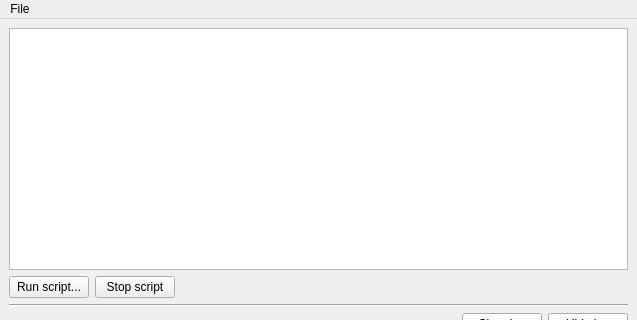
DavidJCobb/DovahKit, file native/src/DovahKit/ui/main_window/script_window_single.ui: the form before one commit; both pictures show x 0 to 637 and y 0 to 320 of the 637 by 613 pixel window.
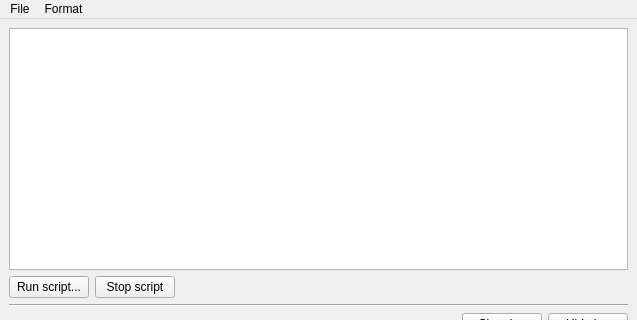
The form after the commit.

Patch:
```diff
--- a/native/src/DovahKit/ui/main_window/script_window_single.ui
+++ b/native/src/DovahKit/ui/main_window/script_window_single.ui
@@ -145,7 +145,14 @@
     <addaction name="actionLoadScript"/>
     <addaction name="actionSaveScript"/>
    </widget>
+   <widget class="QMenu" name="menuFormat">
+    <property name="title">
+     <string>Format</string>
+    </property>
+    <addaction name="actionWordWrap"/>
+   </widget>
    <addaction name="menuFile"/>
+   <addaction name="menuFormat"/>
   </widget>
   <widget class="QStatusBar" name="statusbar"/>
   <action name="actionLoadScript">
```
Left out of the diff: 8 changed lines with no effect on the pictures.
